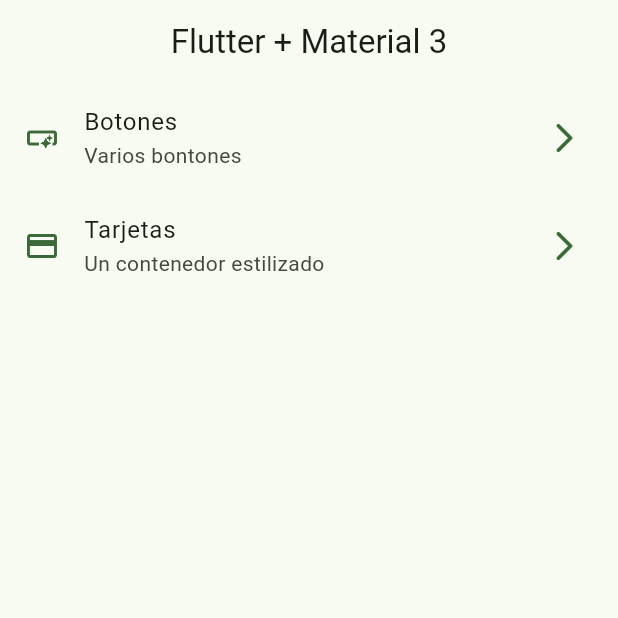
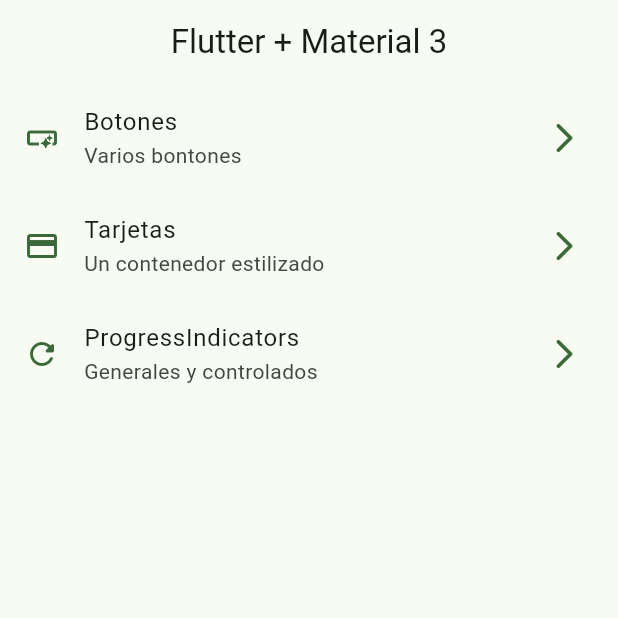
Before and after one commit to mejia907/widgets_app, a Flutter app: the screen it shows after launch, on a phone screen of 412 x 824 dp, the top half of it. Run offline on Flutter 3.47's test engine with Material 2 defaults, Android fonts, the phone set to English and light mode, and no system bars; our stand-ins replace go_router.

Commit message:
progress indicator finish

```diff
--- a/lib/config/menu/menu_items.dart
+++ b/lib/config/menu/menu_items.dart
@@ -27,4 +27,10 @@ const appMenuItems = <MenuItems>[
     link: '/cards',
     icon: Icons.credit_card,
   ),
+  MenuItems(
+    title: 'ProgressIndicators',
+    subtitle: 'Generales y controlados',
+    link: '/progress',
+    icon: Icons.refresh_rounded,
+  ),
 ];
--- a/lib/config/router/app_router.dart
+++ b/lib/config/router/app_router.dart
@@ -17,4 +17,9 @@ final appRouter = GoRouter(initialLocation: '/', routes: [
     path: '/cards',
     builder: (context, state) => const CardsScreen(),
   ),
+  GoRoute(
+    name: ProgressScreen.name,
+    path: '/progress',
+    builder: (context, state) => const ProgressScreen(),
+  ),
 ]);
```
Also changed, not shown: lib/presentation/screens/progress/progress_screen.dart (+67 -1 lines).
